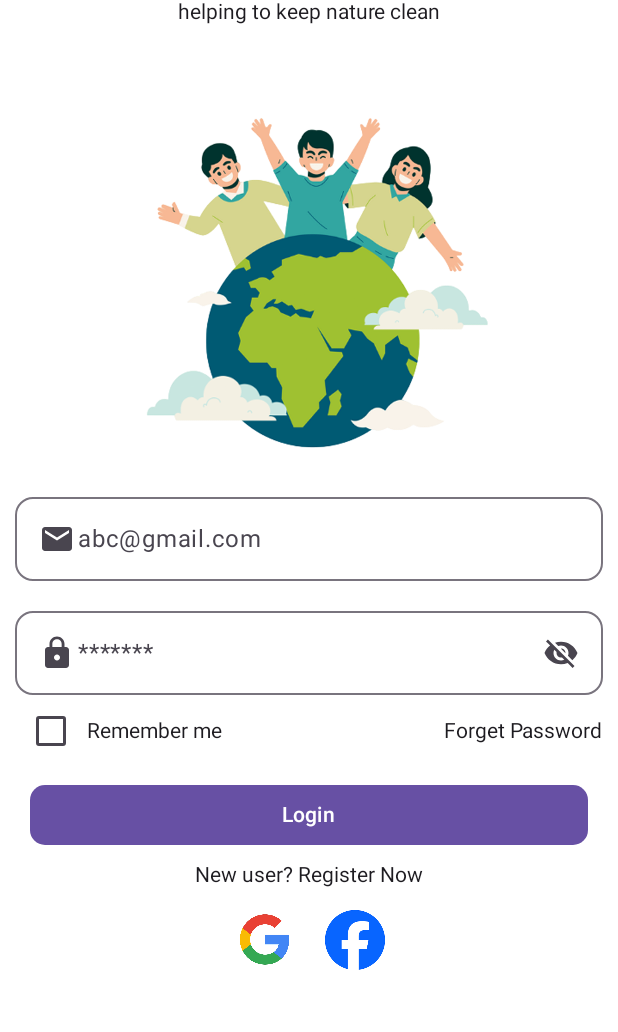
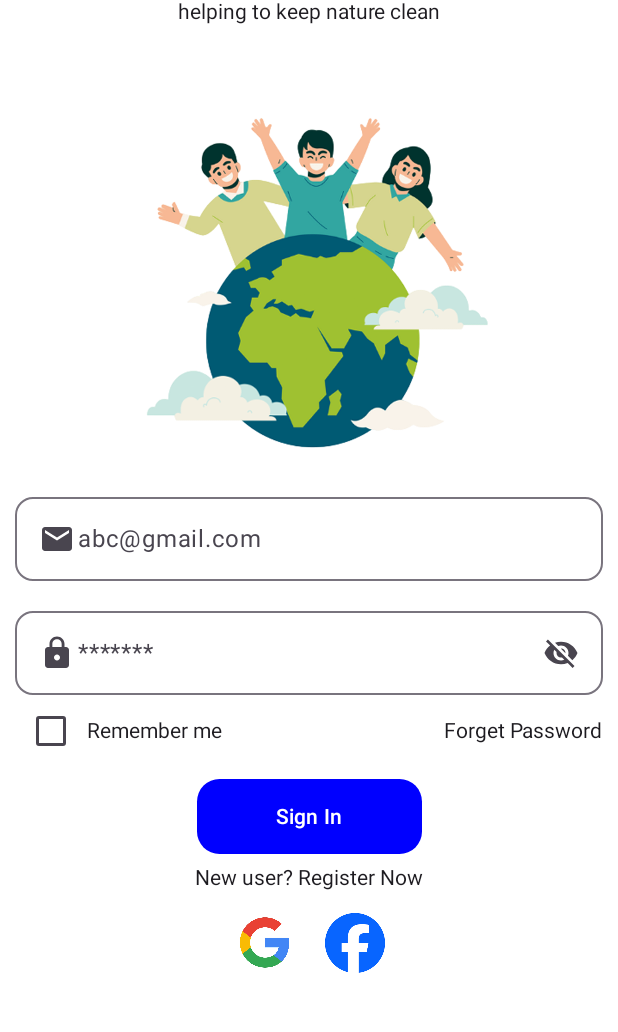
Before and after one commit to devrahul7/ecosajhakotlin, an Android app built with Jetpack Compose: the screen it shows after launch (LoginActivity), on a phone screen of 412 x 824 dp, the part 24-1056 px from its top. Run offline under Robolectric (Android 15) with nearby library versions, the phone set to English and light mode, and no system bars; our stand-ins replace Firebase (no records; nobody signed in at launch, a user with empty details on screens opened directly).

Commit message:
changes to login

```diff
--- a/app/build.gradle.kts
+++ b/app/build.gradle.kts
@@ -54,6 +54,7 @@ dependencies {
     implementation(libs.androidx.material3)
     implementation(libs.firebase.database)
     implementation(libs.firebase.auth.ktx)
+    implementation(libs.play.services.identity.credentials)
     testImplementation(libs.junit)
     androidTestImplementation(libs.androidx.junit)
     androidTestImplementation(libs.androidx.espresso.core)
@@ -61,4 +62,5 @@ dependencies {
     androidTestImplementation(libs.androidx.ui.test.junit4)
     debugImplementation(libs.androidx.ui.tooling)
     debugImplementation(libs.androidx.ui.test.manifest)
+
 }
--- a/app/src/main/java/com/example/ecosajha/view/LoginActivity.kt
+++ b/app/src/main/java/com/example/ecosajha/view/LoginActivity.kt
@@ -26,6 +26,7 @@ import androidx.compose.material.icons.filled.Email
 import androidx.compose.material.icons.filled.Lock
 import androidx.compose.material3.AlertDialog
 import androidx.compose.material3.Button
+import androidx.compose.material3.ButtonDefaults
 import androidx.compose.material3.Checkbox
 import androidx.compose.material3.CheckboxDefaults
 import androidx.compose.material3.Icon
@@ -52,6 +53,8 @@ import androidx.compose.ui.tooling.preview.Preview
 import androidx.compose.ui.unit.dp
 import kotlinx.coroutines.launch
 import com.example.ecosajha.R
+import com.example.ecosajha.repository.UserRepositoryImpl
+import com.example.inkspira_adigitalartportfolio.viewmodel.UserViewModel
 
 class LoginActivity : ComponentActivity() {
     override fun onCreate(savedInstanceState: Bundle?) {
@@ -70,6 +73,8 @@ fun LoginBody() {
     var password by remember { mutableStateOf("") }
     var passwordVisibility by remember { mutableStateOf(false) }
     var rememberMe by remember { mutableStateOf(false) }
+    val repo = remember { UserRepositoryImpl() }
+    val userViewModel = remember { UserViewModel(repo) }
 
     val context = LocalContext.current
     val coroutineScope = rememberCoroutineScope() // Fixed typo: was "couroutineScope"
@@ -89,7 +94,7 @@ fun LoginBody() {
             Text("Welcome to Ecosajha Recycle")
             Text("helping to keep nature clean")
             Spacer(modifier = Modifier.height(50.dp))
-
+0
             Image(
                 painter = painterResource(R.drawable.loginimg),
                 contentDescription = null,
@@ -191,38 +196,43 @@ fun LoginBody() {
                         context.startActivity(intent)
                         // to destroy activity
                         activity?.finish()
-                    }
-                )
+                    })
             }
 
             Spacer(modifier = Modifier.height(8.dp))
 
             Button(
                 onClick = {
-                    if (username == "Rahul" && password == "password") {
-                        val intent = Intent(context, DashboardActivity::class.java)
-                        // to pass data to another activity
-                        intent.putExtra("username", username)
-                        intent.putExtra("password", password)
-                        context.startActivity(intent)
 
-                        Toast.makeText(
-                            context, "Login success",
-                            Toast.LENGTH_SHORT
-                        ).show()
-                    } else {
-                        // snackbar
-                        coroutineScope.launch {
-                            snackbarHostState.showSnackbar("Invalid login")
+                    userViewModel.login(username, password) {
+                            success, message ->
+
+                        if (success) {
+
+                            Toast.makeText(context, message, Toast.LENGTH_LONG).show()
+                            val intent = Intent(context, DashboardActivity:: class.java)
+                            context.startActivity(intent)
+                            activity?.finish()
+                        } else {
+//                                Log.d("checkkkk", message)
+
+                            Toast.makeText(context, message, Toast.LENGTH_LONG).show()
                         }
+
                     }
+
+
                 },
+                shape = RoundedCornerShape(15.dp),
                 modifier = Modifier
-                    .fillMaxWidth()
-                    .padding(horizontal = 20.dp),
-                shape = RoundedCornerShape(10.dp)
+                    .height(50.dp)
+                    .width(150.dp),
+                colors = ButtonDefaults.buttonColors(
+                    containerColor = Color.Blue,
+                    contentColor = Color.White
+                )
             ) {
-                Text("Login")
+                Text(text = "Sign In")
             }
 
             Spacer(modifier = Modifier.height(8.dp))
--- a/app/src/main/java/com/example/ecosajha/viewmodel/UserViewModel.kt
+++ b/app/src/main/java/com/example/ecosajha/viewmodel/UserViewModel.kt
@@ -1,5 +1,4 @@
-package com.example.ecosajha.viewmodel
-
+package com.example.inkspira_adigitalartportfolio.viewmodel
 
 import androidx.lifecycle.LiveData
 import androidx.lifecycle.MutableLiveData
--- a/gradle/libs.versions.toml
+++ b/gradle/libs.versions.toml
@@ -11,6 +11,7 @@ composeBom = "2024.09.00"
 googleGmsGoogleServices = "4.4.2"
 firebaseDatabase = "21.0.0"
 firebaseAuthKtx = "23.2.1"
+playServicesIdentityCredentials = "16.0.0-alpha08"
 
 [libraries]
 androidx-core-ktx = { group = "androidx.core", name = "core-ktx", version.ref = "coreKtx" }
@@ -29,6 +30,7 @@ androidx-ui-test-junit4 = { group = "androidx.compose.ui", name = "ui-test-junit
 androidx-material3 = { group = "androidx.compose.material3", name = "material3" }
 firebase-database = { group = "com.google.firebase", name = "firebase-database", version.ref = "firebaseDatabase" }
 firebase-auth-ktx = { group = "com.google.firebase", name = "firebase-auth-ktx", version.ref = "firebaseAuthKtx" }
+play-services-identity-credentials = { group = "com.google.android.gms", name = "play-services-identity-credentials", version.ref = "playServicesIdentityCredentials" }
 
 [plugins]
 android-application = { id = "com.android.application", version.ref = "agp" }
```
